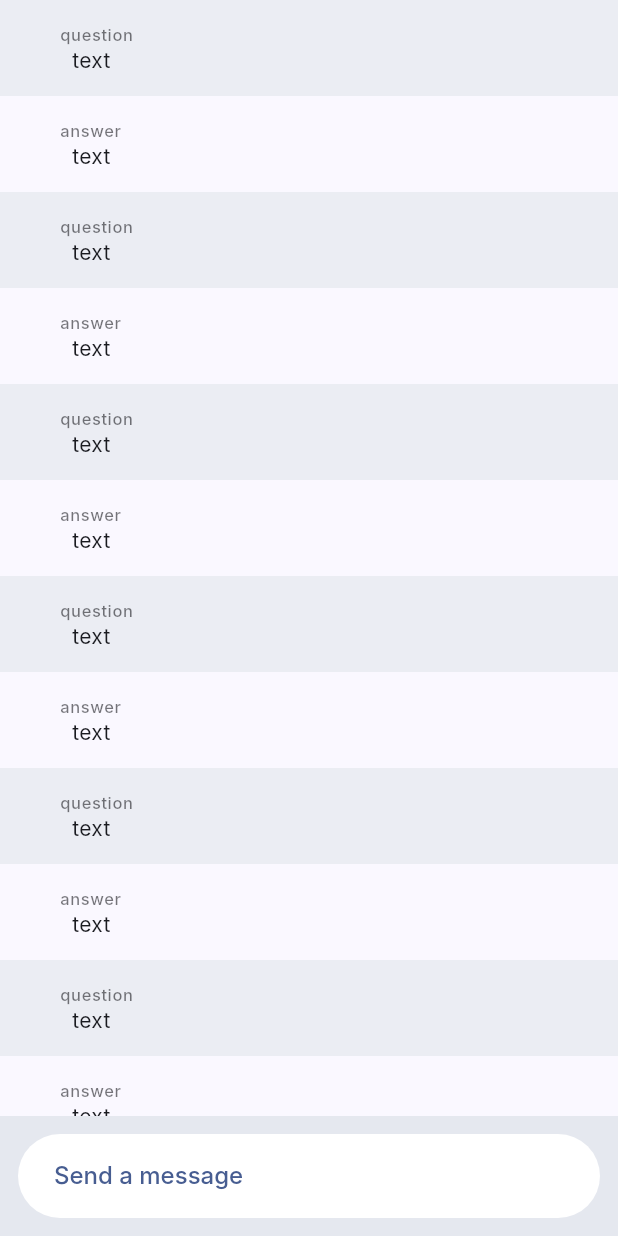
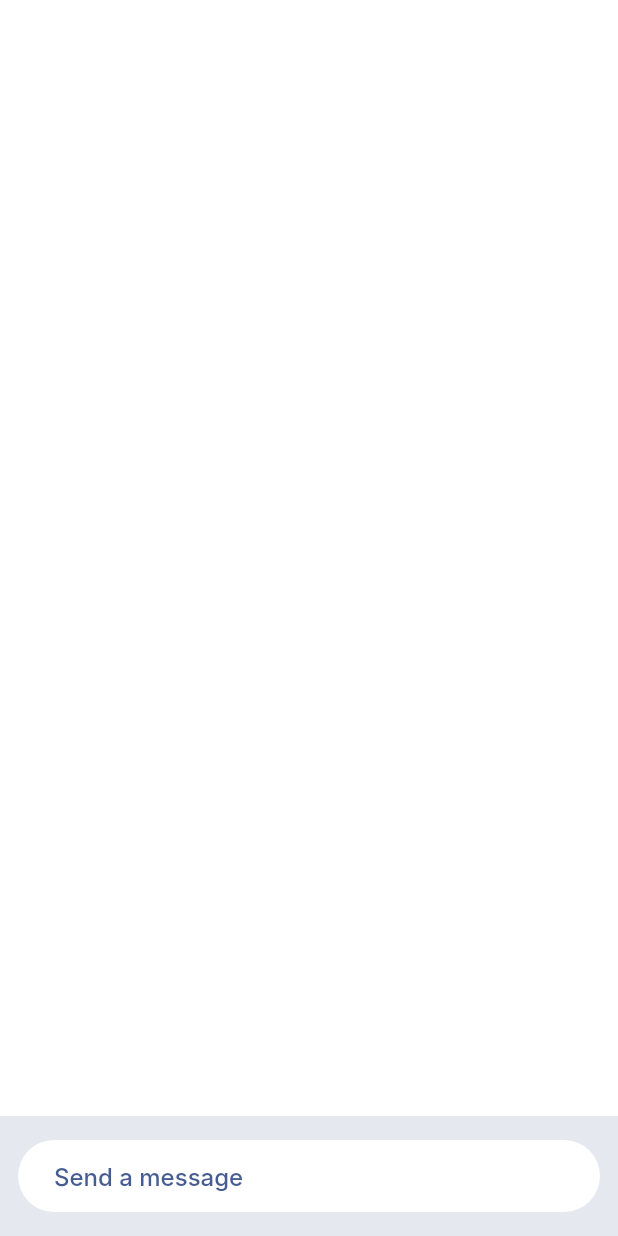
Before and after one commit to IvanSidiq/custom_gpt, a Flutter app: the screen it shows after launch, on a phone screen of 412 x 824 dp. Run offline on Flutter 3.47's test engine with Material 2 defaults, Android fonts, the phone set to English and light mode, and no system bars; drawn by our look-alikes of velocity_x; our stand-ins replace bloc, dio, easy_localization, equatable, flutter_bloc, flutter_dotenv and 6 more; missing offline and left inert: chat_gpt_sdk; Roboto replaces fonts that are missing (Inter).

```diff
--- /dev/null
+++ b/lib/models/chat.dart
@@ -0,0 +1,18 @@
+class Chat {
+  String question = '';
+  String answer = '';
+
+  Chat({this.question = '', this.answer = ''});
+
+  Chat.fromJson(Map<String, dynamic> json) {
+    question = json['question'] ?? '';
+    answer = json['answer'] ?? '';
+  }
+
+  Map<String, dynamic> toJson() {
+    final Map<String, dynamic> data = <String, dynamic>{};
+    data['question'] = question;
+    data['answer'] = answer;
+    return data;
+  }
+}
--- /dev/null
+++ b/lib/modules/cubit/ask_question_state.dart
@@ -0,0 +1,31 @@
+part of 'ask_question_cubit.dart';
+
+abstract class AskQuestionState extends Equatable {
+  final dynamic propss;
+  const AskQuestionState({this.propss});
+
+  @override
+  List<Object> get props => [...propss];
+
+  int incrementVersion() {
+    int currentVersion = propss[0];
+    currentVersion++;
+    return currentVersion;
+  }
+}
+
+class AskQuestionInitial extends AskQuestionState {
+  final int version;
+  final List<Chat> chats;
+
+  AskQuestionInitial({this.version = 0, required this.chats})
+      : super(propss: [version, chats]);
+}
+
+class AskQuestionSuccess extends AskQuestionState {
+  final int version;
+  final List<Chat> chats;
+
+  AskQuestionSuccess({required this.version, required this.chats})
+      : super(propss: [version, chats]);
+}
--- a/lib/modules/home_screen.dart
+++ b/lib/modules/home_screen.dart
@@ -1,27 +1,56 @@
 import 'package:flutter/material.dart';
+import 'package:flutter_bloc/flutter_bloc.dart';
+import 'package:flutter_hooks/flutter_hooks.dart';
+import 'package:gpt/modules/cubit/ask_question_cubit.dart';
 import 'package:gpt/utils/customs/custom_color.dart';
 import 'package:gpt/utils/customs/custom_text_style.dart';
 import 'package:velocity_x/velocity_x.dart';
+
+import '../models/chat.dart';
 
 class HomeScreen extends StatelessWidget {
   const HomeScreen({Key? key}) : super(key: key);
 
   @override
   Widget build(BuildContext context) {
+    return BlocProvider(
+      create: (context) => AskQuestionCubit(),
+      child: const _HomeScreen(),
+    );
+  }
+}
+
+class _HomeScreen extends HookWidget {
+  const _HomeScreen({Key? key}) : super(key: key);
+
+  @override
+  Widget build(BuildContext context) {
+    final cubit = context.read<AskQuestionCubit>();
+
     final a = TextEditingController();
     return Scaffold(
       body: SafeArea(
         child: VStack([
-          ListView.builder(
-              itemCount: 15,
+          BlocConsumer<AskQuestionCubit, AskQuestionState>(
+            listener: (context, state) {
+              if (state is AskQuestionSuccess) {
+                print(state.chats.first.question + state.chats.first.answer);
+              }
+            },
+            builder: (context, state) {
+              final chats = state.propss[1] as List<Chat>;
+              return ListView.builder(
+                  itemCount: chats.length,
                   itemBuilder: (context, index) {
                     return VStack([
-                  (index.isEven ? 'question' : 'answer')
+                      VStack([
+                        'question'
                             .text
                             .textStyle(CustomTextStyle.labelSmall)
                             .color(CustomColor.onSurface.withOpacity(0.6))
                             .make(),
-                  'text'
+                        chats[index]
+                            .question
                             .text
                             .textStyle(CustomTextStyle.bodyMedium)
                             .make()
@@ -30,21 +59,42 @@ class HomeScreen extends StatelessWidget {
                           .pSymmetric(h: 24)
                           .box
                           .p16
-                    .color(index.isEven
-                        ? CustomColor.surface3
-                        : CustomColor.background)
+                          .color(CustomColor.surface3)
                           .width(context.screenWidth)
-                    .make();
-              }).expand(),
+                          .make(),
+                      VStack([
+                        'answer'
+                            .text
+                            .textStyle(CustomTextStyle.labelSmall)
+                            .color(CustomColor.onSurface.withOpacity(0.6))
+                            .make(),
+                        chats[index]
+                            .answer
+                            .text
+                            .textStyle(CustomTextStyle.bodyMedium)
+                            .make()
+                            .pSymmetric(h: 8),
+                      ])
+                          .pSymmetric(h: 24)
+                          .box
+                          .p16
+                          .color(CustomColor.background)
+                          .width(context.screenWidth)
+                          .make()
+                    ]);
+                  });
+            },
+          ).expand(),
           TextField(
             controller: a,
             keyboardType: TextInputType.emailAddress,
-            onChanged: (value) {},
-            onTap: () {},
+            onSubmitted: (value) {
+              cubit.askQuestion(question: value);
+            },
             decoration: InputDecoration(
                 border: InputBorder.none,
-                labelText: 'Send a message',
-                labelStyle: CustomTextStyle.titleMedium
+                hintText: 'Send a message',
+                hintStyle: CustomTextStyle.titleMedium
                     .copyWith(color: CustomColor.primary)),
           )
               .pSymmetric(h: 24)
```
Also changed, not shown: lib/modules/cubit/ask_question_cubit.dart (added, +19 -0 lines). Lines whose indentation alone changed are shown as unchanged.
